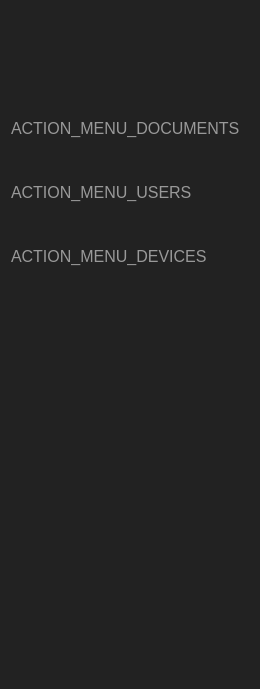
Qt form parsec/core/gui/forms/menu_widget.ui (Scille/parsec-cloud) before a commit.
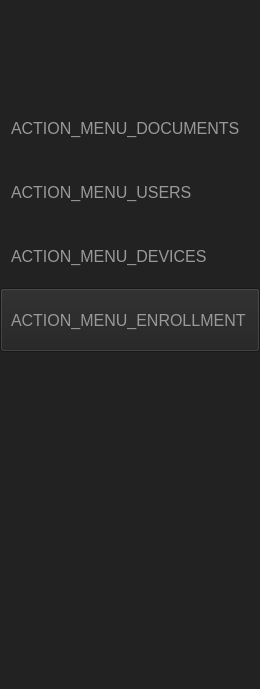
The same form after that commit. Icons and pictures are not drawn. Custom widgets are drawn as their Qt base class.

Commit message: [GUI] Interface for auto-enrollment

Patch:
```diff
--- a/parsec/core/gui/forms/menu_widget.ui
+++ b/parsec/core/gui/forms/menu_widget.ui
@@ -30,7 +30,7 @@
 	background-color: #222222;
 }
 
-#button_devices, #button_files, #button_users {
+#button_devices, #button_files, #button_users, #button_enrollment {
 	color: #999999;
 	background-color: #222222;
 	text-align: left;
@@ -38,7 +38,7 @@
 	font-size: 16px;
 }
 
-#button_devices:checked, #button_files:checked, #button_users:checked {
+#button_devices:checked, #button_files:checked, #button_users:checked, #button_enrollment:checked {
 	background-color: #333333;
 	border: 0;
 	color: #FFFFFF;
@@ -351,6 +351,58 @@
           </property>
          </widget>
         </item>
+        <item>
+         <widget class="MenuButton" name="button_enrollment">
+          <property name="minimumSize">
+           <size>
+            <width>0</width>
+            <height>64</height>
+           </size>
+          </property>
+          <property name="maximumSize">
+           <size>
+            <width>16777215</width>
+            <height>64</height>
+           </size>
+          </property>
+          <property name="baseSize">
+           <size>
+            <width>0</width>
+            <height>64</height>
+           </size>
+          </property>
+          <property name="cursor">
+           <cursorShape>PointingHandCursor</cursorShape>
+          </property>
+          <property name="text">
+           <string>ACTION_MENU_ENROLLMENT</string>
+          </property>
+          <property name="icon">
+           <iconset resource="../rc/resources.qrc">
+            <normaloff>:/icons/images/material/person_add.svg</normaloff>:/icons/images/material/person_add.svg</iconset>
+          </property>
+          <property name="iconSize">
+           <size>
+            <width>32</width>
+            <height>32</height>
+           </size>
+          </property>
+          <property name="checked_color" stdset="0">
+           <color>
+            <red>27</red>
+            <green>141</green>
+            <blue>215</blue>
+           </color>
+          </property>
+          <property name="unchecked_color" stdset="0">
+           <color>
+            <red>153</red>
+            <green>153</green>
+            <blue>153</blue>
+           </color>
+          </property>
+         </widget>
+        </item>
         <item>
          <spacer name="verticalSpacer">
           <property name="orientation">
```
Left out of the diff: 2 changed lines with no effect on the pictures. The commit also changes 9 other files.
